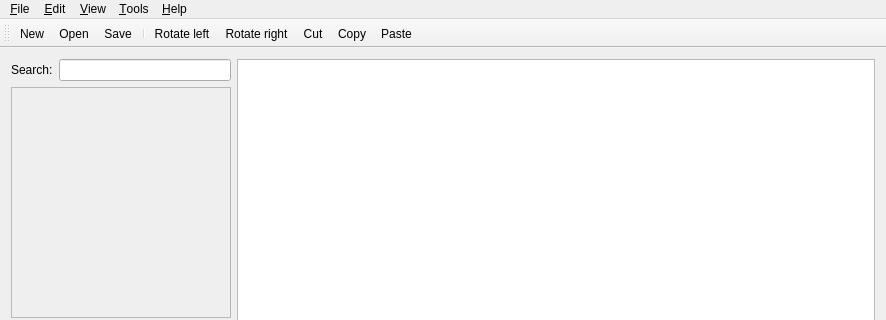
First picture: the form in app/mainwindow.ui, repository GIBIS-UNIFESP/wiRedPanda, before the edit; both pictures show x 0 to 886 and y 0 to 320 of the 886 by 765 pixel window.
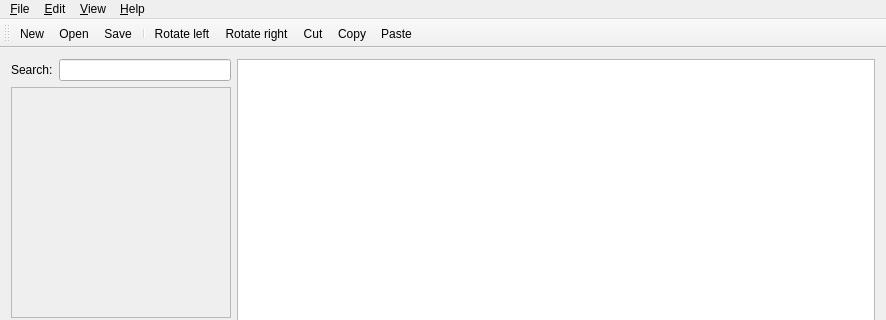
Second picture: the form after the edit. The open tabs and pages were chosen to show the change. Icons and pictures are not drawn. Custom widgets are drawn as their Qt base class.

Commit message: Removed "tools" menu from mainwindow.ui

Diff of the .ui file:
```diff
--- a/app/mainwindow.ui
+++ b/app/mainwindow.ui
@@ -895,7 +895,7 @@
      <x>0</x>
      <y>0</y>
      <width>886</width>
-     <height>20</height>
+     <height>19</height>
     </rect>
    </property>
    <widget class="QMenu" name="menuFile">
@@ -934,11 +934,6 @@
     <addaction name="separator"/>
     <addaction name="actionSelect_all"/>
    </widget>
-   <widget class="QMenu" name="menuTools">
-    <property name="title">
-     <string>&amp;Tools</string>
-    </property>
-   </widget>
    <widget class="QMenu" name="menuHelp">
     <property name="title">
      <string>&amp;Help</string>
@@ -965,7 +960,6 @@
    <addaction name="menuFile"/>
    <addaction name="menuEdit"/>
    <addaction name="menuView"/>
-   <addaction name="menuTools"/>
    <addaction name="menuHelp"/>
   </widget>
   <action name="actionOpen">
```
Left out of the diff: 24 changed lines with no effect on the pictures.
